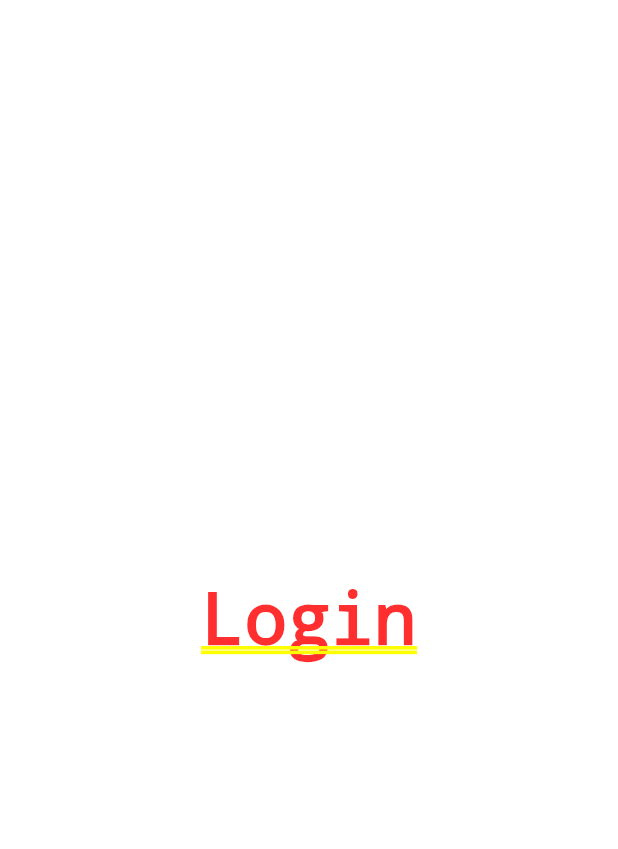
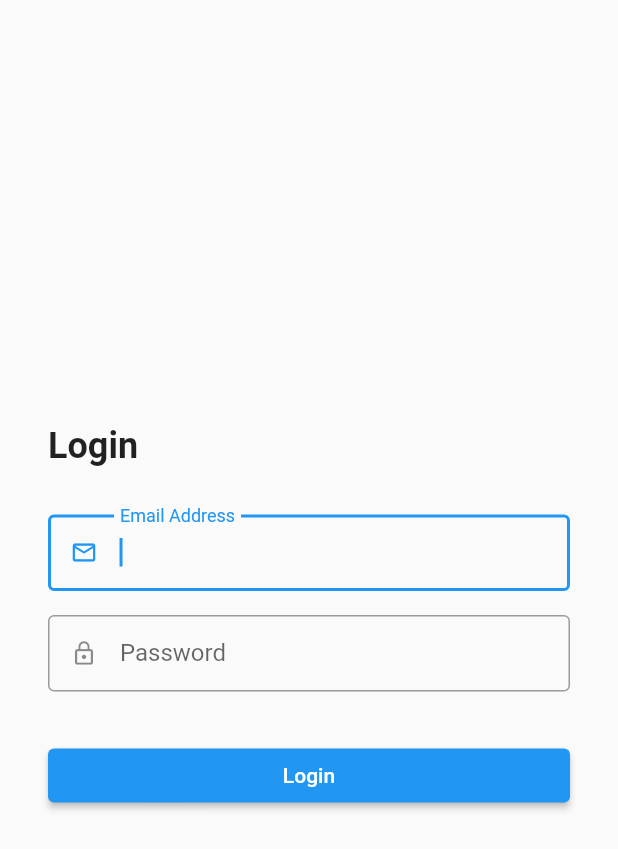
Before and after one commit to PG19CS06/Student-Portal-Android-App, a Flutter app: the screen it shows after launch, after a tap on "Login", on a phone screen of 412 x 824 dp. Shown: the top 849 px of the screen. Run offline on Flutter 3.47's test engine with Material 2 defaults, Android fonts, the phone set to English and light mode, and no system bars.

Commit message:
login page just designed

```diff
--- /dev/null
+++ b/lib/app_constants.dart
@@ -0,0 +1,26 @@
+
+import 'package:flutter/material.dart';
+
+const appName = "LBS Connect";
+
+const curveRadius = 4.0;
+
+const spacer4 = SizedBox(
+  height: 4,
+  width: 4,
+);
+const spacer8 = SizedBox(
+  height: 8,
+  width: 8,
+);
+const spacer16 = SizedBox(
+  height: 16,
+  width: 16,
+);
+const spacer32 = SizedBox(
+  height: 32,
+  width: 32,
+);
+//--BASE URL
+
+var baseUrl = "https://delvento.in/app/index.php/User_mobile_version_nine"; //base url used in web view, and api
--- a/lib/pages/login/login.dart
+++ b/lib/pages/login/login.dart
@@ -1,13 +1,82 @@
 import 'package:flutter/material.dart';
+import 'package:student_portal_app/app_constants.dart';
+import 'package:student_portal_app/strings.dart';
 
-class LoginPage extends StatelessWidget {
+class LoginPage extends StatefulWidget {
   const LoginPage({Key? key}) : super(key: key);
 
   @override
+  State<LoginPage> createState() => _LoginPageState();
+}
+
+class _LoginPageState extends State<LoginPage> {
+
+  final _formKey = GlobalKey<FormState>();
+  final _passwordKey = GlobalKey<FormFieldState>();
+  final _usernameKey = GlobalKey<FormFieldState>();
+  final _passwordFocusNode = FocusNode();
+  final _usernameFocusNode = FocusNode();
+  final _usernameController = TextEditingController();
+  final _passwordController = TextEditingController();
+
+
+  @override
   Widget build(BuildContext context) {
-    return Container(
-      child: Center(
-        child: Text("Login"),
+    return Scaffold(
+      body: _loginWidget()
+    );
+  }
+
+  Widget _loginWidget({loading=false}) {
+    return Center(
+      child: SingleChildScrollView(
+        child: Form(
+          key: _formKey,
+          child: Padding(
+            padding: const EdgeInsets.all(32),
+            child: Column(
+              crossAxisAlignment: CrossAxisAlignment.stretch,
+              mainAxisSize: MainAxisSize.max,
+              children: <Widget>[
+                const Text("Login",style: TextStyle(
+                  fontSize: 24,
+                  fontWeight: FontWeight.bold
+                ),),
+                spacer32,
+                TextFormField(
+                  controller: _usernameController,
+                  key: _usernameKey,
+                  focusNode: _usernameFocusNode,
+                  autofocus: true,
+                  enabled: !loading,
+                  keyboardType: TextInputType.emailAddress,
+                  decoration: const InputDecoration(
+                      counterText: "",
+                      labelText: "Email Address",
+                      prefixIcon: Icon(Icons.mail_outline),
+                      isDense: true,
+                      border: OutlineInputBorder()),
+                ),
+                spacer16,
+                TextFormField(
+                  controller: _passwordController,
+                  key: _passwordKey,
+                  focusNode: _passwordFocusNode,
+                  enabled: !loading,
+                  obscureText: true,
+                  decoration: const InputDecoration(
+                      labelText: "Password",
+                      prefixIcon: Icon(Icons.lock_outline),
+                      isDense: true,
+                      border: OutlineInputBorder()),
+                ),
+                spacer32,
+                ElevatedButton(onPressed: (){}, child: const Text(sLogin)),
+//                      Center(child: Text("Forgot Password? Reset Password")),
+              ],
+            ),
+          ),
+        ),
       ),
     );
   }
--- /dev/null
+++ b/lib/strings.dart
@@ -0,0 +1 @@
+const String sLogin = "Login";
--- /dev/null
+++ b/lib/util.dart
@@ -0,0 +1,7 @@
+
+
+const successSnackDuration = 700;
+
+class Util {
+  static bool isEmpty(String s) => s == null || s.isEmpty;
+}
```
